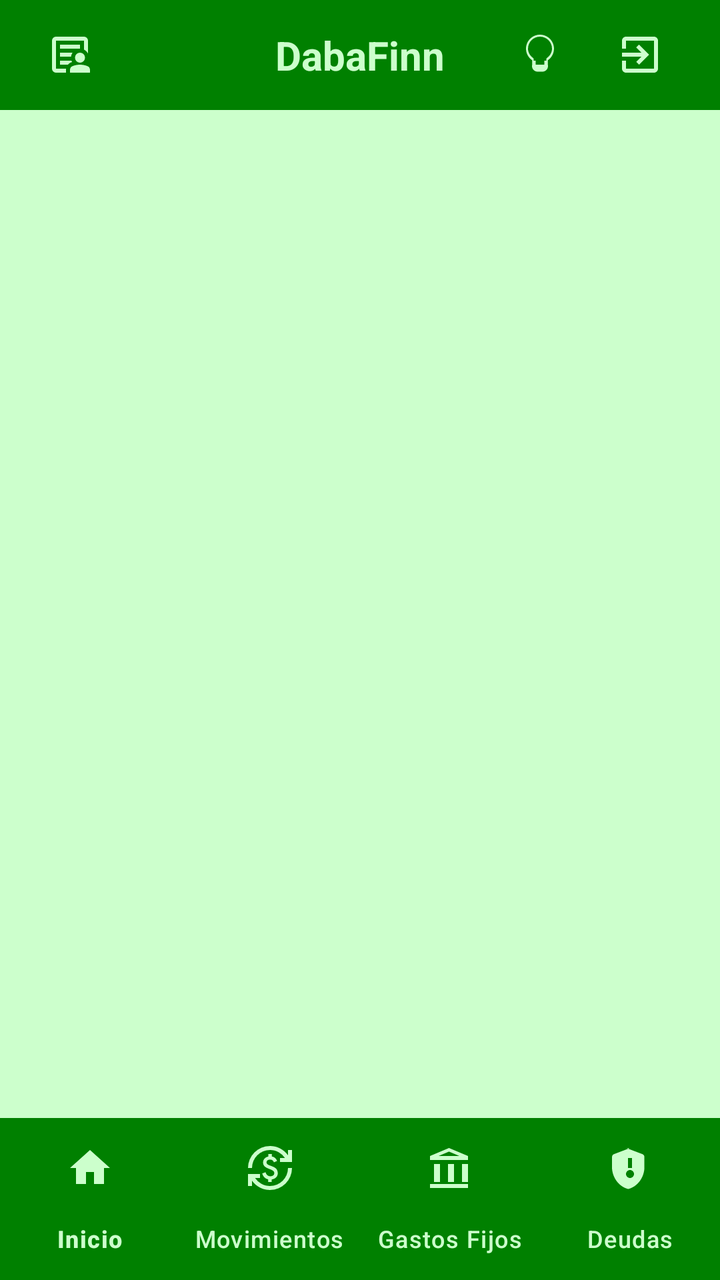
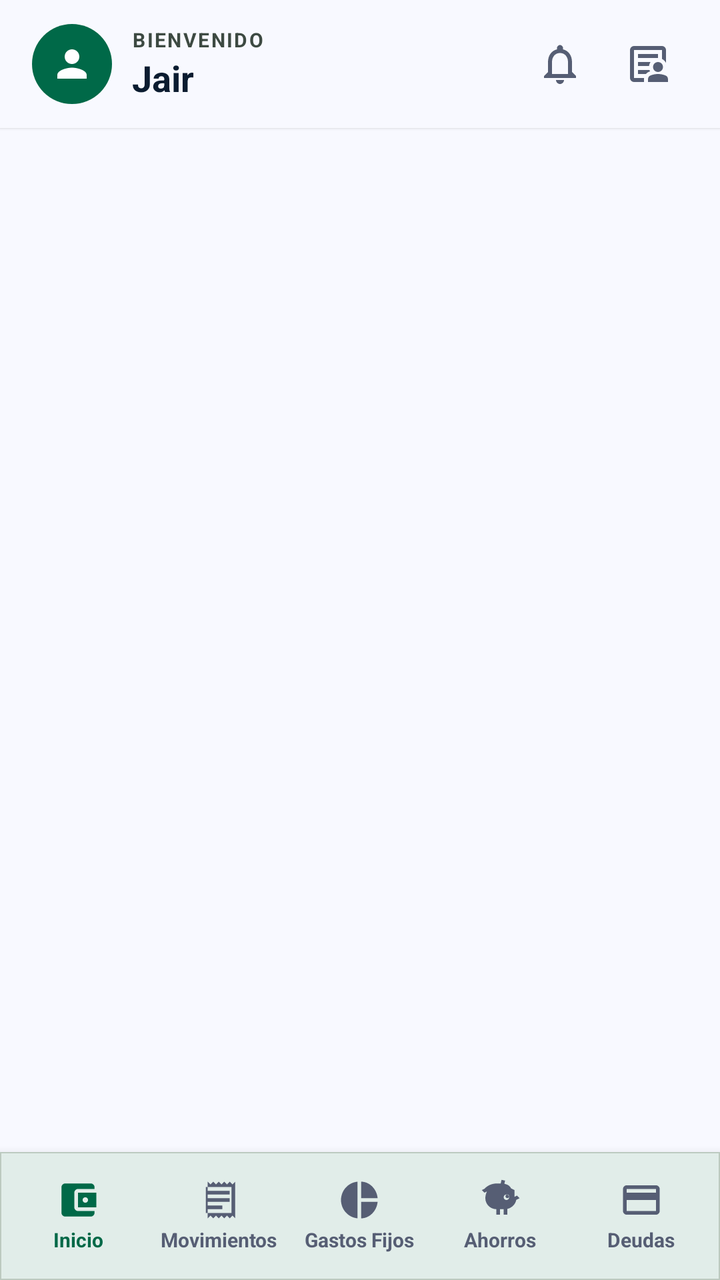

An Android layout rendered at two revisions. The XML below is the earlier revision; the diff shows what the commit changed to produce the second picture.
<!-- AndroidManifest.xml: application theme Theme.MyLittleFinanControl -->
<!-- res/layout/activity_main.xml -->
<?xml version="1.0" encoding="utf-8"?>
<RelativeLayout
    xmlns:android="http://schemas.android.com/apk/res/android"
    xmlns:app="http://schemas.android.com/apk/res-auto"
    xmlns:tools="http://schemas.android.com/tools"
    android:id="@+id/main"
    android:layout_width="match_parent"
    android:layout_height="match_parent"
    android:fitsSystemWindows="true"
    tools:context=".MainActivity">

    <RelativeLayout
        android:id="@+id/toolbarRL"
        android:layout_width="match_parent"
        android:layout_height="55dp"
        android:background="?attr/colorPrimary">

        <ImageButton
            android:id="@+id/btnPerfilToolbar"
            android:layout_width="50dp"
            android:layout_height="50dp"
            android:src="@drawable/ic_perfil"
            android:background="@android:color/transparent"
            android:layout_marginStart="10dp"
            android:layout_centerVertical="true"
            app:tint="?attr/colorPrimaryContainer" />

        <TextView
            android:layout_width="wrap_content"
            android:layout_height="wrap_content"
            android:layout_centerInParent="true"
            android:id="@+id/app_name"
            android:textSize="20sp"
            android:text="@string/app_name"
            android:textStyle="bold"
            android:textColor="?attr/colorPrimaryContainer"/>

        <ImageButton
            android:id="@+id/btnGeminiAdvisor"
            android:layout_width="50dp"
            android:layout_height="50dp"
            android:layout_toStartOf="@id/ic_sign_out"
            android:src="@drawable/ic_lightbulb"
            android:background="@android:color/transparent"
            android:layout_centerVertical="true"
            android:contentDescription="Asesor Gemini"
            app:tint="?attr/colorPrimaryContainer"/>

        <ImageButton
            android:id="@+id/ic_sign_out"
            android:layout_width="50dp"
            android:layout_height="50dp"
            android:layout_marginEnd="15dp"
            android:layout_alignParentEnd="true"
            android:src="@drawable/ic_sign_out"
            android:background="@android:color/transparent"
            android:layout_centerVertical="true"
            android:contentDescription="Cerrar Sesión"
            app:tint="?attr/colorPrimaryContainer"/>

        <View
            android:layout_width="match_parent"
            android:layout_height="1dp"
            android:background="?attr/colorPrimary"
            android:layout_alignParentBottom="true"/>

    </RelativeLayout>

    <FrameLayout
        android:layout_width="match_parent"
        android:layout_height="match_parent"
        android:layout_below="@id/toolbarRL"
        android:layout_above="@+id/view"
        android:id="@+id/fragmentoFL"/>

    <View
        android:id="@+id/view"
        android:background="?attr/colorPrimary"
        android:layout_above="@+id/botonNV"
        android:layout_width="match_parent"
        android:layout_height="1dp"/>

    <com.google.android.material.bottomnavigation.BottomNavigationView
        android:layout_width="match_parent"
        android:layout_height="wrap_content"
        android:id="@+id/botonNV"
        android:layout_alignParentBottom="true"
        app:menu="@menu/menu_bottom"
        app:itemIconTint="?attr/colorPrimaryContainer"
        app:itemTextColor="?attr/colorPrimaryContainer"
        android:background="?attr/colorPrimary"
        app:itemActiveIndicatorStyle="@style/Widget.Material3.BottomNavigationView.ActiveIndicator"
        app:labelVisibilityMode="labeled"/>

</RelativeLayout>
<!-- resources referenced by this layout -->
<resources>
  <!-- drawable ic_lightbulb (drawable) -->
  <vector xmlns:android="http://schemas.android.com/apk/res/android"
      android:width="24dp"
      android:height="24dp"
      android:viewportWidth="24"
      android:viewportHeight="24"
      android:tint="?attr/colorPrimaryContainer">
    <path
        android:fillColor="@android:color/white"
        android:pathData="M12,2c-3.86,0 -7,3.14 -7,7c0,2.41 1.23,4.53 3.09,5.81L8.09,17c-0.06,0.22 -0.09,0.45 -0.09,0.7c0,1.54 1.26,2.8 2.8,2.8h2.4c1.54,0 2.8,-1.26 2.8,-2.8c0,-0.25 -0.03,-0.48 -0.09,-0.7l-0.01,-2.19c1.86,-1.28 3.09,-3.4 3.09,-5.81c0,-3.86 -3.14,-7 -7,-7zM14.2,17h-4.4l0.01,-2h4.38l0.01,2zM15.42,13.67c-0.13,0.09 -0.22,0.23 -0.22,0.38l-0.01,0.95h-6.38l-0.01,-0.95c0,-0.16 -0.08,-0.3 -0.22,-0.38c-1.63,-1.1 -2.58,-2.94 -2.58,-4.67c0,-3.31 2.69,-6 6,-6s6,2.69 6,6c0,1.73 -0.95,3.57 -2.58,4.67z"/>
  </vector>
  <!-- drawable ic_sign_out (drawable) -->
  <vector xmlns:android="http://schemas.android.com/apk/res/android"
      android:autoMirrored="true"
      android:height="24dp"
      android:width="24dp"
      android:viewportHeight="24"
      android:viewportWidth="24"
      android:tint="?attr/colorPrimary">
  
      <path
          android:fillColor="?android:attr/textColorPrimary"
          android:pathData="M10.09,15.59L11.5,17l5,-5 -5,-5 -1.41,1.41L12.67,11H3v2h9.67l-2.58,2.59zM19,3H5c-1.11,0 -2,0.9 -2,2v4h2V5h14v14H5v-4H3v4c0,1.1 0.89,2 2,2h14c1.1,0 2,-0.9 2,-2V5c0,-1.1 -0.9,-2 -2,-2z" />
  </vector>
  <string name="app_name">DabaFinn</string>
  <style name="Base.Theme.MyLittleFinanControl" parent="Theme.Material3.DayNight.NoActionBar">
  
          
          <item name="colorPrimary">@color/verde_oscuro</item>
          
          <item name="colorOnPrimary">@android:color/white</item>
  
          
          <item name="colorPrimaryContainer">@color/verde_claro</item>
          
          <item name="colorOnPrimaryContainer">@color/verde_negro</item>
  
          
          <item name="colorSecondary">@color/verde</item>
          
          <item name="colorOnSecondary">@color/verde_negro</item>
  
          
          <item name="colorSecondaryContainer">@color/verde_transparente</item>
          <item name="colorOnSecondaryContainer">@color/verde_negro</item>
  
          
          <item name="colorTertiary">@color/verde_blanco_transparente</item>
          <item name="colorOnTertiary">@color/verde_negro</item>
  
          
          <item name="colorOutline">@color/verde_negro</item>
  
          
          <item name="colorOnSurface">@color/verde_negro</item>
  
          
          
          <item name="android:windowBackground">@color/verde_claro</item>
          
          <item name="colorSurface">@color/verde_blanco_transparente</item>
  
          
          <item name="colorError">@color/rojo_alerta</item>
          <item name="colorOnError">@color/rojo_transparente</item>
  
          
          <item name="android:statusBarColor">@android:color/white</item>
          <item name="android:windowLightStatusBar">true</item>
  
          
          <item name="colorSurfaceVariant">@color/verde_transparente</item>
          <item name="colorOnSurfaceVariant">@color/verde_gris</item>
  
          
          <item name="popupMenuBackground">@android:color/white</item>
          <item name="android:popupBackground">@android:color/white</item>
  
          <item name="colorSurfaceContainer">@color/verde_claro</item>
          <item name="colorSurfaceContainerLow">@color/verde_claro</item>
          <item name="colorSurfaceContainerHigh">@color/verde_claro</item>
          <item name="colorSurfaceContainerHighest">@color/verde_claro</item>
      </style>
  <color name="verde_oscuro">#008000</color>
  <color name="verde_claro">#CCFFCC</color>
  <color name="verde_negro">#003300</color>
  <color name="verde">#00C292</color>
  <color name="verde_transparente">#5FCCFFCC</color>
  <color name="verde_blanco_transparente">#D3F6FFF6</color>
  <color name="rojo_alerta">#F20000</color>
  <color name="rojo_transparente">#7BF69F9F</color>
  <color name="verde_gris">#ED003300</color>
  <!-- unchanged entries left out for length: 2 -->
</resources>

<!-- the commit's change to res/layout/activity_main.xml (unified diff, before → after) -->
@@ -6,90 +6,281 @@
     android:id="@+id/main"
     android:layout_width="match_parent"
     android:layout_height="match_parent"
+    android:background="@color/surface_bg"
     android:fitsSystemWindows="true"
     tools:context=".MainActivity">
 
+    
     <RelativeLayout
         android:id="@+id/toolbarRL"
         android:layout_width="match_parent"
-        android:layout_height="55dp"
-        android:background="?attr/colorPrimary">
-
-        <ImageButton
-            android:id="@+id/btnPerfilToolbar"
-            android:layout_width="50dp"
-            android:layout_height="50dp"
-            android:src="@drawable/ic_perfil"
-            android:background="@android:color/transparent"
-            android:layout_marginStart="10dp"
-            android:layout_centerVertical="true"
-            app:tint="?attr/colorPrimaryContainer" />
-
-        <TextView
+        android:layout_height="64dp"
+        android:background="@color/surface_bg"
+        android:elevation="1dp"
+        android:paddingHorizontal="16dp">
+
+        
+        <LinearLayout
+            android:id="@+id/ll_header_usuario"
             android:layout_width="wrap_content"
             android:layout_height="wrap_content"
-            android:layout_centerInParent="true"
-            android:id="@+id/app_name"
-            android:textSize="20sp"
-            android:text="@string/app_name"
-            android:textStyle="bold"
-            android:textColor="?attr/colorPrimaryContainer"/>
-
-        <ImageButton
-            android:id="@+id/btnGeminiAdvisor"
-            android:layout_width="50dp"
-            android:layout_height="50dp"
-            android:layout_toStartOf="@id/ic_sign_out"
-            android:src="@drawable/ic_lightbulb"
-            android:background="@android:color/transparent"
+            android:layout_alignParentStart="true"
             android:layout_centerVertical="true"
-            android:contentDescription="Asesor Gemini"
-            app:tint="?attr/colorPrimaryContainer"/>
-
-        <ImageButton
-            android:id="@+id/ic_sign_out"
-            android:layout_width="50dp"
-            android:layout_height="50dp"
-            android:layout_marginEnd="15dp"
+            android:clickable="true"
+            android:focusable="true"
+            android:gravity="center_vertical"
+            android:orientation="horizontal">
+
+            
+            <FrameLayout
+                android:layout_width="40dp"
+                android:layout_height="40dp"
+                android:background="@drawable/circle_primary_bg"
+                android:backgroundTint="@color/primary_emerald">
+
+                <ImageView
+                    android:id="@+id/iv_avatar_icono"
+                    android:layout_width="22dp"
+                    android:layout_height="22dp"
+                    android:layout_gravity="center"
+                    android:src="@drawable/ic_person"
+                    app:tint="@android:color/white" />
+            </FrameLayout>
+
+            <LinearLayout
+                android:layout_width="wrap_content"
+                android:layout_height="wrap_content"
+                android:layout_marginStart="10dp"
+                android:orientation="vertical">
+
+                <TextView
+                    android:id="@+id/tv_header_subtitulo"
+                    android:layout_width="wrap_content"
+                    android:layout_height="wrap_content"
+                    android:letterSpacing="0.08"
+                    android:text="BIENVENIDO"
+                    android:textColor="@color/text_variant"
+                    android:textSize="10sp"
+                    android:textStyle="bold" />
+
+                <TextView
+                    android:id="@+id/app_name"
+                    android:layout_width="wrap_content"
+                    android:layout_height="wrap_content"
+                    android:text="Jair"
+                    android:textColor="@color/text_primary"
+                    android:textSize="18sp"
+                    android:textStyle="bold" />
+            </LinearLayout>
+        </LinearLayout>
+
+        
+        <LinearLayout
+            android:layout_width="wrap_content"
+            android:layout_height="wrap_content"
             android:layout_alignParentEnd="true"
-            android:src="@drawable/ic_sign_out"
-            android:background="@android:color/transparent"
             android:layout_centerVertical="true"
-            android:contentDescription="Cerrar Sesión"
-            app:tint="?attr/colorPrimaryContainer"/>
-
-        <View
-            android:layout_width="match_parent"
-            android:layout_height="1dp"
-            android:background="?attr/colorPrimary"
-            android:layout_alignParentBottom="true"/>
+            android:gravity="center_vertical"
+            android:orientation="horizontal">
+
+            <ImageButton
+                android:id="@+id/btn_notificaciones"
+                android:layout_width="40dp"
+                android:layout_height="40dp"
+                android:background="?attr/selectableItemBackgroundBorderless"
+                android:contentDescription="Notificaciones"
+                android:padding="8dp"
+                android:src="@drawable/ic_notification"
+                app:tint="@color/text_secondary" />
+
+            <ImageButton
+                android:id="@+id/btnPerfilToolbar"
+                android:layout_width="40dp"
+                android:layout_height="40dp"
+                android:layout_marginStart="4dp"
+                android:background="?attr/selectableItemBackgroundBorderless"
+                android:contentDescription="Perfil de usuario"
+                android:padding="8dp"
+                android:src="@drawable/ic_perfil"
+                app:tint="@color/text_secondary" />
+        </LinearLayout>
 
     </RelativeLayout>
 
+    
     <FrameLayout
+        android:id="@+id/fragmentoFL"
         android:layout_width="match_parent"
         android:layout_height="match_parent"
-        android:layout_below="@id/toolbarRL"
-        android:layout_above="@+id/view"
-        android:id="@+id/fragmentoFL"/>
-
-    <View
-        android:id="@+id/view"
-        android:background="?attr/colorPrimary"
-        android:layout_above="@+id/botonNV"
+        android:layout_above="@id/bottom_nav_container"
+        android:layout_below="@id/toolbarRL" />
+
+
+    
+    <com.google.android.material.card.MaterialCardView
+        android:id="@+id/bottom_nav_container"
         android:layout_width="match_parent"
-        android:layout_height="1dp"/>
-
-    <com.google.android.material.bottomnavigation.BottomNavigationView
-        android:layout_width="match_parent"
-        android:layout_height="wrap_content"
-        android:id="@+id/botonNV"
+        android:layout_height="64dp"
         android:layout_alignParentBottom="true"
-        app:menu="@menu/menu_bottom"
-        app:itemIconTint="?attr/colorPrimaryContainer"
-        app:itemTextColor="?attr/colorPrimaryContainer"
-        android:background="?attr/colorPrimary"
-        app:itemActiveIndicatorStyle="@style/Widget.Material3.BottomNavigationView.ActiveIndicator"
-        app:labelVisibilityMode="labeled"/>
+        app:cardBackgroundColor="@color/surface_card"
+        app:cardCornerRadius="0dp"
+        app:cardElevation="8dp"
+        app:strokeColor="@color/outline_variant"
+        app:strokeWidth="0.5dp">
+
+        <LinearLayout
+            android:layout_width="match_parent"
+            android:layout_height="match_parent"
+            android:gravity="center_vertical"
+            android:orientation="horizontal"
+            android:paddingHorizontal="4dp">
+
+            
+            <LinearLayout
+                android:id="@+id/nav_inicio"
+                android:layout_width="0dp"
+                android:layout_height="match_parent"
+                android:layout_weight="1"
+                android:clickable="true"
+                android:focusable="true"
+                android:gravity="center"
+                android:orientation="vertical">
+
+                <ImageView
+                    android:id="@+id/iv_nav_inicio"
+                    android:layout_width="22dp"
+                    android:layout_height="22dp"
+                    android:src="@drawable/ic_account_balance_wallet"
+                    app:tint="@color/primary_emerald" />
+
+                <TextView
+                    android:id="@+id/tv_nav_inicio"
+                    android:layout_width="wrap_content"
+                    android:layout_height="wrap_content"
+                    android:layout_marginTop="2dp"
+                    android:text="Inicio"
+                    android:textColor="@color/primary_emerald"
+                    android:textSize="10sp"
+                    android:textStyle="bold" />
+            </LinearLayout>
+
+            
+            <LinearLayout
+                android:id="@+id/nav_movimientos"
+                android:layout_width="0dp"
+                android:layout_height="match_parent"
+                android:layout_weight="1"
+                android:clickable="true"
+                android:focusable="true"
+                android:gravity="center"
+                android:orientation="vertical">
+
+                <ImageView
+                    android:id="@+id/iv_nav_movimientos"
+                    android:layout_width="22dp"
+                    android:layout_height="22dp"
+                    android:src="@drawable/ic_receipt_long"
+                    app:tint="@color/text_secondary" />
+
+                <TextView
+                    android:id="@+id/tv_nav_movimientos"
+                    android:layout_width="wrap_content"
+                    android:layout_height="wrap_content"
+                    android:layout_marginTop="2dp"
+                    android:text="Movimientos"
+                    android:textColor="@color/text_secondary"
+                    android:textSize="10sp"
+                    android:textStyle="bold" />
+            </LinearLayout>
+
+            
+            <LinearLayout
+                android:id="@+id/nav_gastos_fijos"
+                android:layout_width="0dp"
+                android:layout_height="match_parent"
+                android:layout_weight="1"
+                android:clickable="true"
+                android:focusable="true"
+                android:gravity="center"
+                android:orientation="vertical">
+
+                <ImageView
+                    android:id="@+id/iv_nav_gastos_fijos"
+                    android:layout_width="22dp"
+                    android:layout_height="22dp"
+                    android:src="@drawable/ic_pie_chart"
+                    app:tint="@color/text_secondary" />
+
+                <TextView
+                    android:id="@+id/tv_nav_gastos_fijos"
+                    android:layout_width="wrap_content"
+                    android:layout_height="wrap_content"
+                    android:layout_marginTop="2dp"
+                    android:text="Gastos Fijos"
+                    android:textColor="@color/text_secondary"
+                    android:textSize="10sp"
+                    android:textStyle="bold" />
+            </LinearLayout>
+
+            
+            <LinearLayout
+                android:id="@+id/nav_ahorros"
+                android:layout_width="0dp"
+                android:layout_height="match_parent"
+                android:layout_weight="1"
+                android:clickable="true"
+                android:focusable="true"
+                android:gravity="center"
+                android:orientation="vertical">
+
+                <ImageView
+                    android:id="@+id/iv_nav_ahorros"
+                    android:layout_width="22dp"
+                    android:layout_height="22dp"
+                    android:src="@drawable/ic_savings"
+                    app:tint="@color/text_secondary" />
+
+                <TextView
+                    android:id="@+id/tv_nav_ahorros"
+                    android:layout_width="wrap_content"
+                    android:layout_height="wrap_content"
+                    android:layout_marginTop="2dp"
+                    android:text="Ahorros"
+                    android:textColor="@color/text_secondary"
+                    android:textSize="10sp"
+                    android:textStyle="bold" />
+            </LinearLayout>
+
+            
+            <LinearLayout
+                android:id="@+id/nav_deudas"
+                android:layout_width="0dp"
+                android:layout_height="match_parent"
+                android:layout_weight="1"
+                android:clickable="true"
+                android:focusable="true"
+                android:gravity="center"
+                android:orientation="vertical">
+
+                <ImageView
+                    android:id="@+id/iv_nav_deudas"
+                    android:layout_width="22dp"
+                    android:layout_height="22dp"
+                    android:src="@drawable/ic_credit_card"
+                    app:tint="@color/text_secondary" />
+
+                <TextView
+                    android:id="@+id/tv_nav_deudas"
+                    android:layout_width="wrap_content"
+                    android:layout_height="wrap_content"
+                    android:layout_marginTop="2dp"
+                    android:text="Deudas"
+                    android:textColor="@color/text_secondary"
+                    android:textSize="10sp"
+                    android:textStyle="bold" />
+            </LinearLayout>
+
+        </LinearLayout>
+    </com.google.android.material.card.MaterialCardView>
 
 </RelativeLayout>
<!-- resource entries referenced after the edit -->
@@ -1,97 +1,151 @@
 <!-- resources referenced by this layout -->
 <resources>
-  <!-- drawable ic_lightbulb (drawable) -->
+  <color name="outline_variant">#BCCAC0</color>
+  <color name="primary_emerald">#006948</color>
+  <color name="surface_bg">#F8F9FF</color>
+  <color name="surface_card">#FFFFFF</color>
+  <color name="text_primary">#0B1C30</color>
+  <color name="text_secondary">#565E74</color>
+  <color name="text_variant">#3D4A42</color>
+  <!-- drawable circle_primary_bg (drawable) -->
+  <?xml version="1.0" encoding="utf-8"?>
+  <shape xmlns:android="http://schemas.android.com/apk/res/android"
+      android:shape="oval">
+      <solid android:color="?attr/colorPrimary" />
+  </shape>
+  <!-- drawable ic_account_balance_wallet (drawable) -->
   <vector xmlns:android="http://schemas.android.com/apk/res/android"
       android:width="24dp"
       android:height="24dp"
       android:viewportWidth="24"
-      android:viewportHeight="24"
-      android:tint="?attr/colorPrimaryContainer">
+      android:viewportHeight="24">
+      <path
+          android:fillColor="@android:color/white"
+          android:pathData="M21,18v1c0,1.1 -0.9,2 -2,2H5c-1.11,0 -2,-0.9 -2,-2V5c0,-1.1 0.89,-2 2,-2h14c1.1,0 2,0.9 2,2v1h-9c-1.11,0 -2,0.9 -2,2v8c0,1.1 0.89,2 2,2h9zm-9,-2h10V8H12v8zm4,-2.5c-0.83,0 -1.5,-0.67 -1.5,-1.5s0.67,-1.5 1.5,-1.5 1.5,0.67 1.5,1.5 -0.67,1.5 -1.5,1.5z"/>
+  </vector>
+  <!-- drawable ic_credit_card (drawable) -->
+  <vector xmlns:android="http://schemas.android.com/apk/res/android"
+      android:width="24dp"
+      android:height="24dp"
+      android:viewportWidth="24"
+      android:viewportHeight="24">
+      <path
+          android:fillColor="@android:color/white"
+          android:pathData="M20,4H4c-1.11,0 -1.99,0.89 -1.99,2L2,18c0,1.11 0.89,2 2,2h16c1.11,0 2,-0.89 2,-2V6c0,-1.11 -0.89,-2 -2,-2zm0,14H4v-6h16v6zm0,-10H4V6h16v2z"/>
+  </vector>
+  <!-- drawable ic_notification (drawable) -->
+  <vector xmlns:android="http://schemas.android.com/apk/res/android"
+      android:width="24dp"
+      android:height="24dp"
+      android:viewportWidth="24"
+      android:viewportHeight="24">
     <path
         android:fillColor="@android:color/white"
-        android:pathData="M12,2c-3.86,0 -7,3.14 -7,7c0,2.41 1.23,4.53 3.09,5.81L8.09,17c-0.06,0.22 -0.09,0.45 -0.09,0.7c0,1.54 1.26,2.8 2.8,2.8h2.4c1.54,0 2.8,-1.26 2.8,-2.8c0,-0.25 -0.03,-0.48 -0.09,-0.7l-0.01,-2.19c1.86,-1.28 3.09,-3.4 3.09,-5.81c0,-3.86 -3.14,-7 -7,-7zM14.2,17h-4.4l0.01,-2h4.38l0.01,2zM15.42,13.67c-0.13,0.09 -0.22,0.23 -0.22,0.38l-0.01,0.95h-6.38l-0.01,-0.95c0,-0.16 -0.08,-0.3 -0.22,-0.38c-1.63,-1.1 -2.58,-2.94 -2.58,-4.67c0,-3.31 2.69,-6 6,-6s6,2.69 6,6c0,1.73 -0.95,3.57 -2.58,4.67z"/>
+        android:pathData="M12,22c1.1,0 2,-0.9 2,-2h-4c0,1.1 0.9,2 2,2zM18,16v-5c0,-3.07 -1.64,-5.64 -4.5,-6.32V4c0,-0.83 -0.83,-1.5 -1.5,-1.5s-1.5,0.67 -1.5,1.5v0.68C7.64,5.36 6,7.92 6,11v5l-2,2v1h16v-1l-2,-2zm-2,1H8v-6c0,-2.48 1.51,-4.5 4,-4.5s4,2.02 4,4.5v6z"/>
   </vector>
-  <!-- drawable ic_sign_out (drawable) -->
+  <!-- drawable ic_person (drawable) -->
   <vector xmlns:android="http://schemas.android.com/apk/res/android"
-      android:autoMirrored="true"
+      android:width="24dp"
       android:height="24dp"
+      android:viewportWidth="24"
+      android:viewportHeight="24">
+    <path
+        android:fillColor="@android:color/white"
+        android:pathData="M12,12c2.21,0 4,-1.79 4,-4s-1.79,-4 -4,-4 -4,1.79 -4,4 1.79,4 4,4zM12,14c-2.67,0 -8,1.34 -8,4v2h16v-2c0,-2.66 -5.33,-4 -8,-4z"/>
+  </vector>
+  <!-- drawable ic_pie_chart (drawable) -->
+  <vector xmlns:android="http://schemas.android.com/apk/res/android"
       android:width="24dp"
-      android:viewportHeight="24"
+      android:height="24dp"
       android:viewportWidth="24"
-      android:tint="?attr/colorPrimary">
-  
+      android:viewportHeight="24">
       <path
-          android:fillColor="?android:attr/textColorPrimary"
-          android:pathData="M10.09,15.59L11.5,17l5,-5 -5,-5 -1.41,1.41L12.67,11H3v2h9.67l-2.58,2.59zM19,3H5c-1.11,0 -2,0.9 -2,2v4h2V5h14v14H5v-4H3v4c0,1.1 0.89,2 2,2h14c1.1,0 2,-0.9 2,-2V5c0,-1.1 -0.9,-2 -2,-2z" />
+          android:fillColor="@android:color/white"
+          android:pathData="M11,2v20c-5.07,-0.5 -9,-4.79 -9,-10s3.93,-9.5 9,-10zm2,0v8.99L21.99,11C21.46,5.92 17.51,2 13,2zm0,11.01V22c4.51,0 8.46,-3.92 8.99,-9h-8.99z"/>
   </vector>
-  <string name="app_name">DabaFinn</string>
+  <!-- drawable ic_receipt_long (drawable) -->
+  <vector xmlns:android="http://schemas.android.com/apk/res/android"
+      android:width="24dp"
+      android:height="24dp"
+      android:viewportWidth="24"
+      android:viewportHeight="24">
+      <path
+          android:fillColor="@android:color/white"
+          android:pathData="M19.5,3.5L18,2l-1.5,1.5L15,2l-1.5,1.5L12,2l-1.5,1.5L9,2 7.5,3.5 6,2v20l1.5,-1.5L9,22l1.5,-1.5L12,22l1.5,-1.5L15,22l1.5,-1.5L18,22l1.5,-1.5L21,22V2l-1.5,1.5zM19,19.09H5V4.91h14v14.18zM6,7h12v2H6zm0,4h12v2H6zm0,4h8v2H6z"/>
+  </vector>
+  <!-- drawable ic_savings (drawable) -->
+  <vector xmlns:android="http://schemas.android.com/apk/res/android"
+      android:width="24dp"
+      android:height="24dp"
+      android:viewportWidth="24"
+      android:viewportHeight="24">
+      <path
+          android:fillColor="@android:color/white"
+          android:pathData="M15,10c0,-0.55 0.45,-1 1,-1s1,0.45 1,1 -0.45,1 -1,1 -1,-0.45 -1,-1zM19.9,6.58l-1.92,-0.96C17.51,4.32 16.03,3.48 14.39,3.17L14.78,1.42 12.83,1l-0.45,2.02C11.66,3.01 10.92,3 10.15,3c-2.6,0 -4.95,1.1 -6.64,2.87L2.1,6.58 3.5,8l1.39,-0.69C4.34,8.5 4,9.7 4,11c0,3.31 2.69,6 6,6v3h2v-3h2v3h2v-3.13c2.47,-0.62 4.39,-2.49 4.88,-4.93l1.83,-0.92 -1.41,-1.42 -1.4,0.7zM15.5,12c-0.83,0 -1.5,-0.67 -1.5,-1.5S14.67,9 15.5,9s1.5,0.67 1.5,1.5S16.33,12 15.5,12z"/>
+  </vector>
   <style name="Base.Theme.MyLittleFinanControl" parent="Theme.Material3.DayNight.NoActionBar">
   
           
-          <item name="colorPrimary">@color/verde_oscuro</item>
-          
+          <item name="colorPrimary">@color/primary_emerald</item>
           <item name="colorOnPrimary">@android:color/white</item>
   
           
-          <item name="colorPrimaryContainer">@color/verde_claro</item>
-          
-          <item name="colorOnPrimaryContainer">@color/verde_negro</item>
+          <item name="colorPrimaryContainer">@color/surface_container_low</item>
+          <item name="colorOnPrimaryContainer">@color/primary_emerald</item>
   
           
-          <item name="colorSecondary">@color/verde</item>
-          
-          <item name="colorOnSecondary">@color/verde_negro</item>
+          <item name="colorSecondary">@color/text_secondary</item>
+          <item name="colorOnSecondary">@android:color/white</item>
+  
+          <item name="colorSecondaryContainer">@color/secondary_container</item>
+          <item name="colorOnSecondaryContainer">@color/on_secondary_container</item>
   
           
-          <item name="colorSecondaryContainer">@color/verde_transparente</item>
-          <item name="colorOnSecondaryContainer">@color/verde_negro</item>
+          <item name="colorTertiary">@color/income_green_bg</item>
+          <item name="colorOnTertiary">@color/badge_paid_text</item>
   
           
-          <item name="colorTertiary">@color/verde_blanco_transparente</item>
-          <item name="colorOnTertiary">@color/verde_negro</item>
+          <item name="colorOutline">@color/border_subtle</item>
   
           
-          <item name="colorOutline">@color/verde_negro</item>
+          <item name="android:windowBackground">@color/surface_bg</item>
+          <item name="colorSurface">@color/surface_card</item>
+          <item name="colorSurfaceVariant">@color/surface_variant</item>
+          <item name="colorOnSurface">@color/text_primary</item>
+          <item name="colorOnSurfaceVariant">@color/text_secondary</item>
   
           
-          <item name="colorOnSurface">@color/verde_negro</item>
+          <item name="colorError">@color/expense_red</item>
+          <item name="colorErrorContainer">@color/expense_red_bg</item>
+          <item name="colorOnError">@android:color/white</item>
+          <item name="colorOnErrorContainer">@color/on_expense_red</item>
   
           
-          
-          <item name="android:windowBackground">@color/verde_claro</item>
-          
-          <item name="colorSurface">@color/verde_blanco_transparente</item>
-  
-          
-          <item name="colorError">@color/rojo_alerta</item>
-          <item name="colorOnError">@color/rojo_transparente</item>
-  
-          
-          <item name="android:statusBarColor">@android:color/white</item>
+          <item name="android:statusBarColor">@color/surface_bg</item>
           <item name="android:windowLightStatusBar">true</item>
   
           
-          <item name="colorSurfaceVariant">@color/verde_transparente</item>
-          <item name="colorOnSurfaceVariant">@color/verde_gris</item>
+          <item name="popupMenuBackground">@color/surface_card</item>
+          <item name="android:popupBackground">@color/surface_card</item>
   
-          
-          <item name="popupMenuBackground">@android:color/white</item>
-          <item name="android:popupBackground">@android:color/white</item>
-  
-          <item name="colorSurfaceContainer">@color/verde_claro</item>
-          <item name="colorSurfaceContainerLow">@color/verde_claro</item>
-          <item name="colorSurfaceContainerHigh">@color/verde_claro</item>
-          <item name="colorSurfaceContainerHighest">@color/verde_claro</item>
+          <item name="colorSurfaceContainer">@color/surface_container</item>
+          <item name="colorSurfaceContainerLow">@color/surface_container_low</item>
+          <item name="colorSurfaceContainerHigh">@color/surface_container_high</item>
+          <item name="colorSurfaceContainerHighest">@color/surface_container_highest</item>
       </style>
-  <color name="verde_oscuro">#008000</color>
-  <color name="verde_claro">#CCFFCC</color>
-  <color name="verde_negro">#003300</color>
-  <color name="verde">#00C292</color>
-  <color name="verde_transparente">#5FCCFFCC</color>
-  <color name="verde_blanco_transparente">#D3F6FFF6</color>
-  <color name="rojo_alerta">#F20000</color>
-  <color name="rojo_transparente">#7BF69F9F</color>
-  <color name="verde_gris">#ED003300</color>
+  <color name="surface_container_low">#EFF4FF</color>
+  <color name="secondary_container">#DAE2FD</color>
+  <color name="on_secondary_container">#5C647A</color>
+  <color name="income_green_bg">#85F8C4</color>
+  <color name="badge_paid_text">#002114</color>
+  <color name="border_subtle">#BCCAC0</color>
+  <color name="surface_variant">#D3E4FE</color>
+  <color name="expense_red">#BA1A1A</color>
+  <color name="expense_red_bg">#FFDAD6</color>
+  <color name="on_expense_red">#93000A</color>
+  <color name="surface_container">#E5EEFF</color>
+  <color name="surface_container_high">#DCE9FF</color>
+  <color name="surface_container_highest">#D3E4FE</color>
   <!-- unchanged entries left out for length: 2 -->
 </resources>
 
